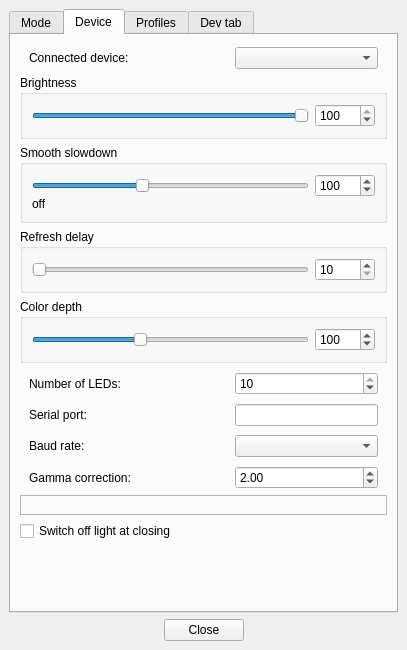
Atarity/Lightpack, file Software/src/SettingsWindow.ui: the form before one commit.
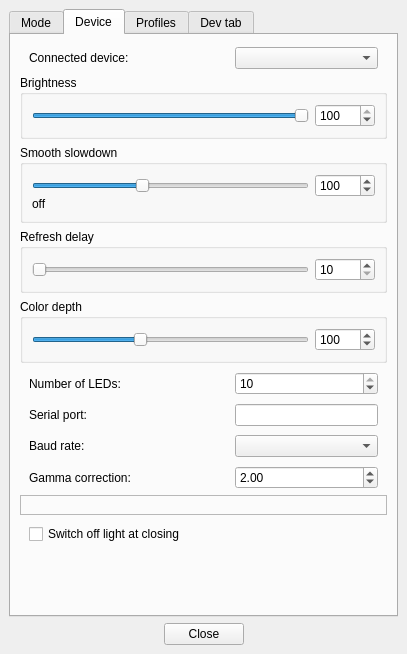
The form after the commit. The open tabs and pages were chosen to show the change. Icons and pictures are not drawn. Custom widgets are drawn as their Qt base class.

Commit message: Software: GUI: align checkbox SwitchOffAtClosing on device tab;

Patch:
```diff
--- a/Software/src/SettingsWindow.ui
+++ b/Software/src/SettingsWindow.ui
@@ -8,7 +8,7 @@
     <x>0</x>
     <y>0</y>
     <width>407</width>
-    <height>650</height>
+    <height>654</height>
    </rect>
   </property>
   <property name="windowTitle">
@@ -967,12 +967,25 @@
          </widget>
         </item>
         <item>
+         <layout class="QHBoxLayout" name="horizontalLayout_DeviceGamma_2">
+          <property name="leftMargin">
+           <number>9</number>
+          </property>
+          <property name="topMargin">
+           <number>3</number>
+          </property>
+          <property name="rightMargin">
+           <number>9</number>
+          </property>
+          <item>
          <widget class="QCheckBox" name="checkBox_SwitchOffAtClosing">
           <property name="text">
            <string>Switch off light at closing</string>
           </property>
          </widget>
         </item>
+         </layout>
+        </item>
         <item>
          <spacer name="verticalSpacer_2">
           <property name="orientation">
```
Left out of the diff: 1 changed line with no effect on the pictures. Lines whose indentation alone changed are shown as unchanged.
